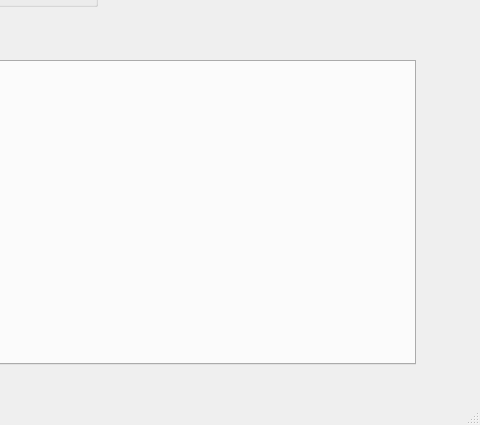
Before: the Qt Designer form mainwindow.ui in yaojiaojiao/CStreamingCaptureFinal, drawn with Qt 5; both pictures show x 563 to 1043 and y 267 to 692 of the 1043 by 692 pixel window.
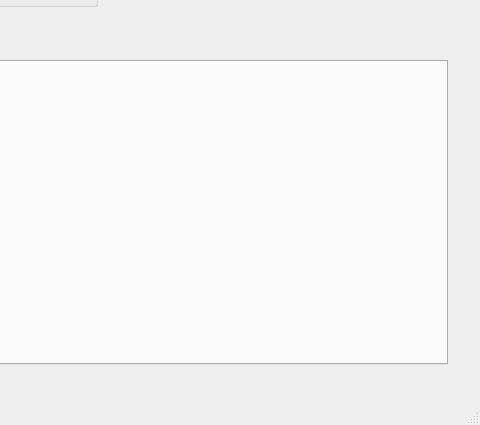
After: the same form once the commit is applied.

Commit message: 对采集函数内部进行了逻辑分解，生成了各个子模块

Diff of the .ui file:
```diff
--- a/mainwindow.ui
+++ b/mainwindow.ui
@@ -1394,7 +1394,7 @@
      <rect>
       <x>330</x>
       <y>270</y>
-      <width>649</width>
+      <width>681</width>
       <height>329</height>
      </rect>
     </property>
```
Left out of the diff: 2 changed lines with no effect on the pictures. The commit also changes 2 other files.
